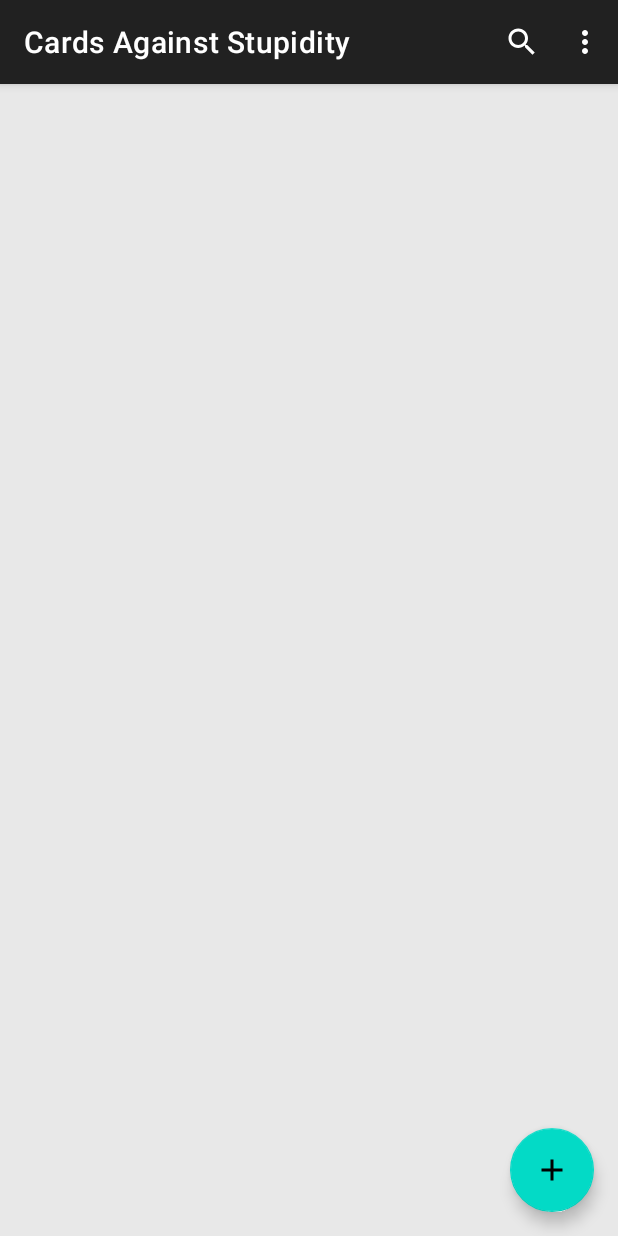
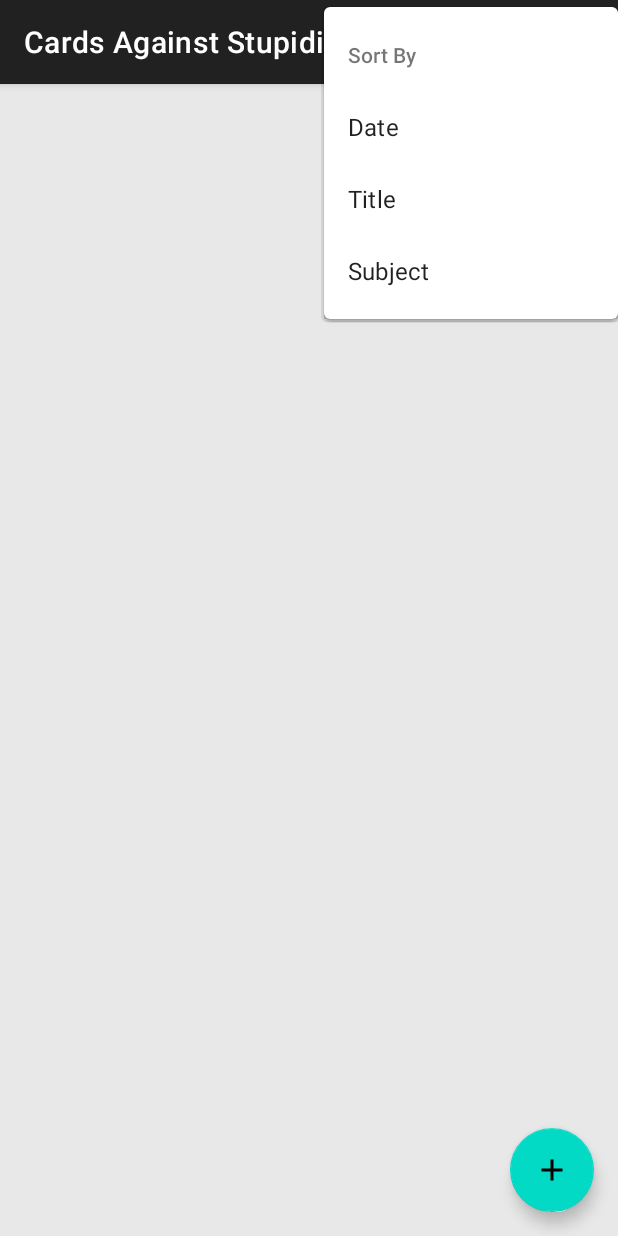
Before and after one commit to justdenz/mobapde_mp, an Android app: the screen it shows after launch (MainActivity), in the options menu, after a tap on "Sort By", on a phone screen of 412 x 824 dp. Run offline under Robolectric (Android 15) with nearby library versions, the phone set to English and light mode, and no system bars.

Commit message:
sort added

```diff
--- a/app/src/main/java/com/example/cardsagainststupidity/Model/Quiz.java
+++ b/app/src/main/java/com/example/cardsagainststupidity/Model/Quiz.java
@@ -68,4 +68,5 @@ public class Quiz {
         this.deck = deck;
     }
 
+
 }
--- a/app/src/main/res/layout/activity_main.xml
+++ b/app/src/main/res/layout/activity_main.xml
@@ -23,7 +23,8 @@
         android:id="@+id/recycler_view_pinned"
         android:layout_width="wrap_content"
         android:layout_height="match_parent"
-        android:layout_gravity="center_horizontal">
+        android:layout_gravity="center_horizontal"
+        android:paddingTop="10dp">
 
     </androidx.recyclerview.widget.RecyclerView>
 
--- a/app/src/main/res/menu/main_search.xml
+++ b/app/src/main/res/menu/main_search.xml
@@ -9,8 +9,34 @@
         app:showAsAction="always" />
     <item
         android:id="@+id/sort_by"
+
         android:title="Sort By"
-        app:showAsAction="collapseActionView" />
+        app:showAsAction="collapseActionView">
+
+        <menu>
+            <item
+                android:id="@+id/sort_by_date"
+                android:onClick="sortByDate"
+                android:title="Date" />
+
+            <item
+                android:id="@+id/sort_by_title"
+                android:onClick="sortByTitle"
+                android:title="Title" />
+
+            <item
+                android:id="@+id/sort_by_subject"
+                android:onClick="sortBySubject"
+                android:title="Subject" />
+
+        </menu>
+
+
+    </item>
+
+
+
+
     <item android:id="@+id/main_stats"
         android:title="Statistics"
         app:showAsAction="collapseActionView"/>
```
Also changed, not shown: app/src/main/java/com/example/cardsagainststupidity/MainActivity.java (+13 -0 lines), app/src/main/java/com/example/cardsagainststupidity/adapter/QuizCardAdapter.java (+48 -1 lines).
